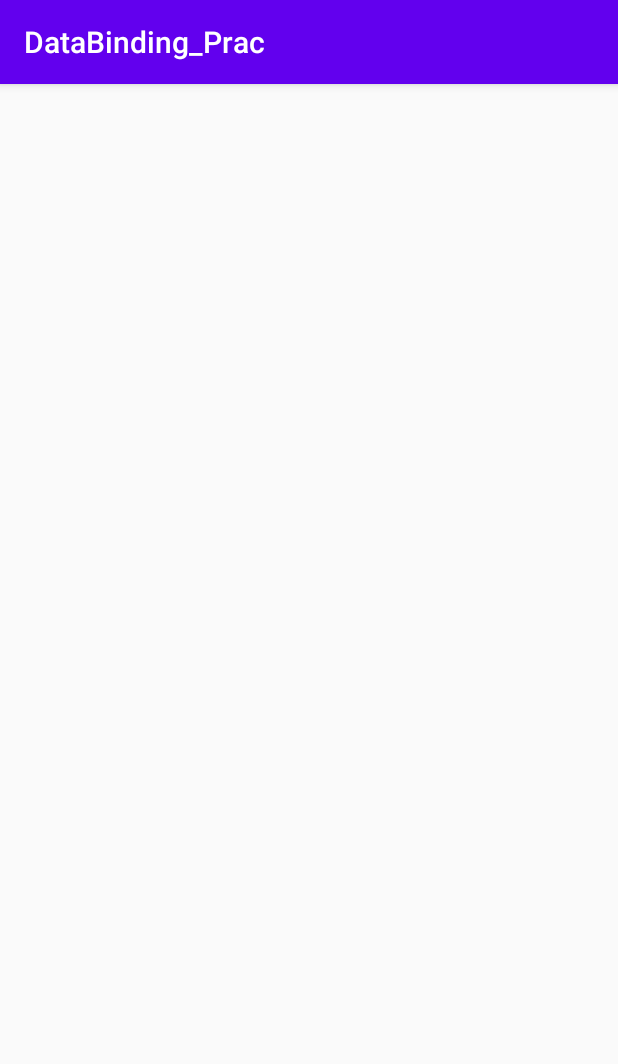
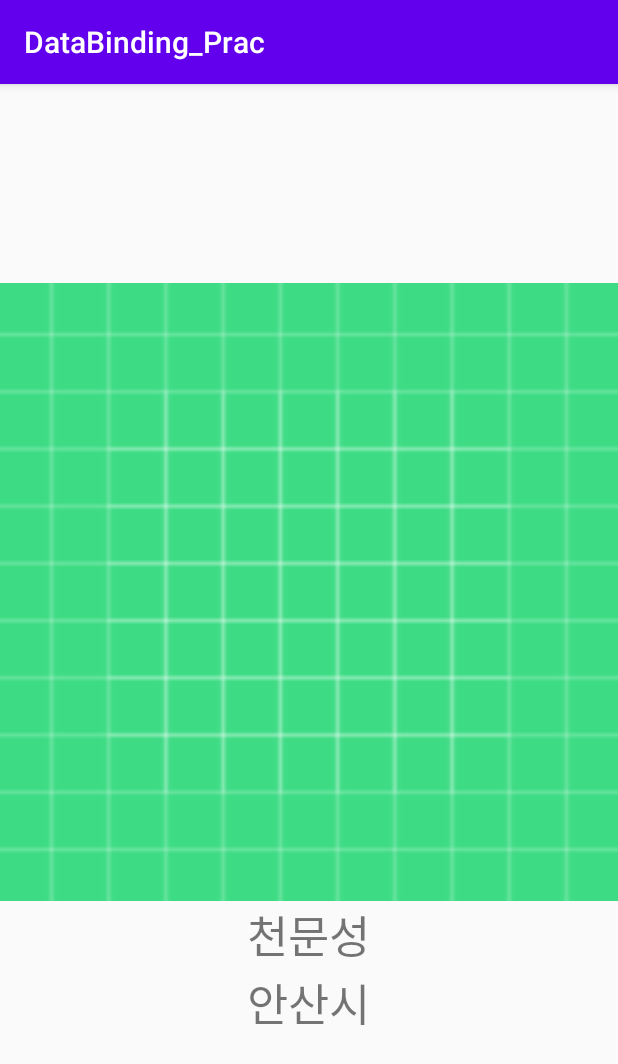
Before and after one commit to MoonSeong1000/DataBinding_Prac, an Android app: the screen it shows after launch (MainActivity), on a phone screen of 412 x 824 dp. Shown: the top 1064 px of the screen. Run offline under Robolectric (Android 15) with nearby library versions, the phone set to English and light mode, and no system bars; our stand-ins replace data binding; 2 statements that could not run were skipped.

Commit message:
again basic code

```diff
--- a/app/src/main/java/com/example/databinding_prac/MainActivity.kt
+++ b/app/src/main/java/com/example/databinding_prac/MainActivity.kt
@@ -7,11 +7,28 @@ import androidx.databinding.DataBindingUtil
 import androidx.lifecycle.Observer
 import androidx.lifecycle.ViewModelProvider
 import com.example.databinding_prac.databinding.ActivityMainBinding
+import com.example.databinding_prac.factory.MainViewModelFactory
+import com.example.databinding_prac.model.User
+import com.example.databinding_prac.viewmodel.MainViewModel
 
 class MainActivity : AppCompatActivity() {
 
     override fun onCreate(savedInstanceState: Bundle?) {
         super.onCreate(savedInstanceState)
+        var binding: ActivityMainBinding = DataBindingUtil.setContentView(this,R.layout.activity_main)
 
+        subscribeUi(binding)
+    }
+
+    private fun subscribeUi(binding: ActivityMainBinding) {
+        var factory = MainViewModelFactory()
+        var viewModel: MainViewModel = ViewModelProvider(this,factory).get(MainViewModel::class.java)
+        viewModel.clickConverter.observe(this, Observer {
+            Toast.makeText(this, "${binding.user?.name}, ${binding.user?.address}", Toast.LENGTH_SHORT).show()
+        })
+
+        binding.user= User("천문성","안산시", R.drawable.ic_launcher_background)
+        binding.viewModel = viewModel
+        binding.setLifecycleOwner(this)
     }
 }
--- /dev/null
+++ b/app/src/main/java/com/example/databinding_prac/adapters/CustomBindingAdapter.kt
@@ -0,0 +1,34 @@
+package com.example.databinding_prac.adapters
+
+import android.graphics.drawable.Drawable
+import android.widget.ImageView
+import androidx.databinding.BindingAdapter
+import com.bumptech.glide.Glide
+import com.bumptech.glide.request.RequestOptions
+
+@BindingAdapter("bind_image")
+fun bindImage(view: ImageView, res:Int?) {
+    Glide.with(view.context)
+        .load(res)
+        .into(view)
+}
+
+@BindingAdapter("bind_image")
+fun bindImage(view: ImageView, url: String?) {
+    Glide.with(view.context)
+        .load(url)
+        .into(view)
+
+
+}
+
+@BindingAdapter("bind_image", "bind_image_error")
+fun bindImage(view: ImageView, res: Int, error: Drawable) {
+    val options = RequestOptions()
+        .error(error)
+
+    Glide.with(view.context)
+        .load(res)
+        .apply(options)
+        .into(view)
+}
--- /dev/null
+++ b/app/src/main/java/com/example/databinding_prac/factory/MainViewModelFactory.kt
@@ -0,0 +1,11 @@
+package com.example.databinding_prac.factory
+
+import androidx.lifecycle.ViewModel
+import androidx.lifecycle.ViewModelProvider
+import com.example.databinding_prac.viewmodel.MainViewModel
+
+class MainViewModelFactory:ViewModelProvider.Factory {
+    override fun <T : ViewModel?> create(modelClass: Class<T>): T {
+        return MainViewModel() as T
+    }
+}
--- /dev/null
+++ b/app/src/main/java/com/example/databinding_prac/model/User.kt
@@ -0,0 +1,7 @@
+package com.example.databinding_prac.model
+
+data class User(
+    var name: String ="",
+    var address: String ="",
+    var profileURL: Int = -1
+)
--- /dev/null
+++ b/app/src/main/java/com/example/databinding_prac/viewmodel/MainViewModel.kt
@@ -0,0 +1,13 @@
+package com.example.databinding_prac.viewmodel
+
+import androidx.lifecycle.MutableLiveData
+import androidx.lifecycle.ViewModel
+
+class MainViewModel() : ViewModel() {
+    var clickConverter = MutableLiveData<Unit>()
+
+    //클릭 이벤트를 받아온다.
+    fun onClickHandler() {
+        clickConverter.value = Unit
+    }
+}
--- a/app/src/main/res/layout/activity_main.xml
+++ b/app/src/main/res/layout/activity_main.xml
@@ -3,38 +3,50 @@
     xmlns:app="http://schemas.android.com/apk/res-auto"
     xmlns:tools="http://schemas.android.com/tools"
     tools:context=".MainActivity">
-
     <data>
-        <import type="android.view.View"/>
+        <variable
+            name="user"
+            type="com.example.databinding_prac.model.User" />
         <variable
             name="viewModel"
             type="com.example.databinding_prac.viewmodel.MainViewModel" />
-        <variable
-            name="user"
-            type="com.example.databinding_prac.User" />
     </data>
 
-    <FrameLayout
+    <LinearLayout
         android:layout_width="match_parent"
-        android:layout_height="match_parent">
-        <TextView
-            android:id="@+id/tv_sample"
-            android:layout_width="wrap_content"
-            android:layout_height="wrap_content"
-            android:text="@{user.name}"/>
-
-        <TextView
-            android:id="@+id/tv_sample2"
-            android:layout_width="wrap_content"
-            android:layout_height="wrap_content"
-            android:text="@{user.address}"/>
+        android:layout_height="match_parent"
+        android:gravity="center"
+        android:orientation="vertical">
 
         <ImageView
             android:layout_width="match_parent"
             android:layout_height="wrap_content"
-            android:onClick="@{()->viewModel.onClickHandler()"
+            android:onClick="@{()->viewModel.onClickHandler()}"
             app:bind_image="@{user.profileURL}"
             app:bind_image_error="@{@drawable/error_sample}"/>
-    </FrameLayout>
 
+        <LinearLayout
+            android:layout_width="match_parent"
+            android:layout_height="wrap_content"
+            android:layout_gravity="center"
+            android:orientation="vertical">
+            <TextView
+                android:id="@+id/tv_sample"
+                android:layout_width="wrap_content"
+                android:layout_height="wrap_content"
+                android:text="@{user.name}"
+                android:layout_gravity="center"
+                android:textSize="30dp"
+                tools:text="이름이 표시됩니다."/>
+
+            <TextView
+                android:layout_width="wrap_content"
+                android:layout_height="wrap_content"
+                android:text="@{user.address}"
+                android:layout_gravity="center"
+                android:textSize="30dp"
+                tools:text="주소가 표시됩니다."/>
+
+        </LinearLayout>
+    </LinearLayout>
 </layout>
```
